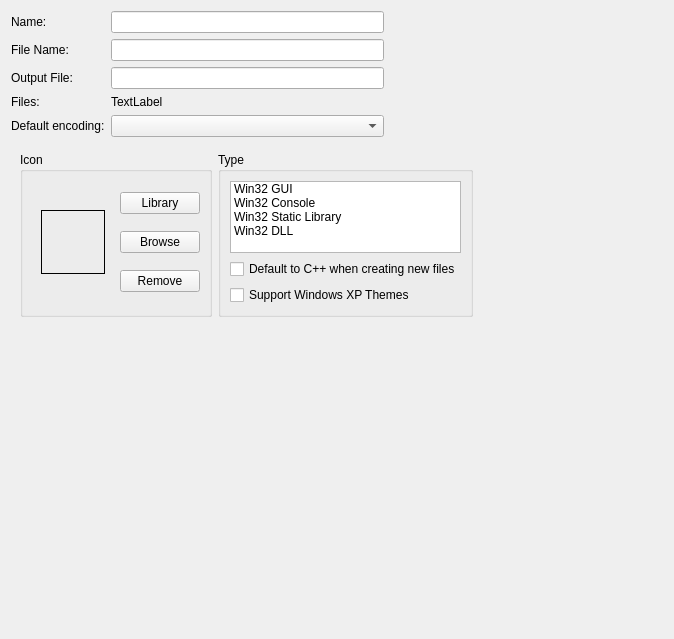
Above: RedPandaIDE/settingsdialog/projectgeneralwidget.ui from royqh1979/RedPanda-CPP before the change. Below: the same form after it.
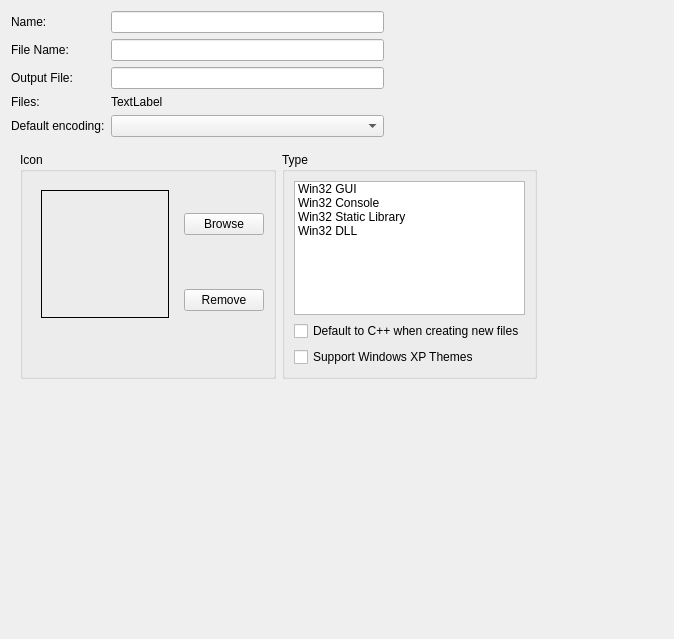
That is the form after the change. Icons and pictures are not drawn.

Commit message: work save:   - fix: left panel size not correctly saved   - fix: cant run programs not statically linked   - project files option widget

Patch:
```diff
--- a/RedPandaIDE/settingsdialog/projectgeneralwidget.ui
+++ b/RedPandaIDE/settingsdialog/projectgeneralwidget.ui
@@ -97,30 +97,7 @@
          <string>Icon</string>
         </property>
         <layout class="QGridLayout" name="gridLayout_2">
-         <item row="2" column="1">
-          <widget class="QPushButton" name="btnRemove">
-           <property name="text">
-            <string>Remove</string>
-           </property>
-           <property name="icon">
-            <iconset resource="../icons.qrc">
-             <normaloff>:/icons/images/newlook24/011-clrhist.png</normaloff>:/icons/images/newlook24/011-clrhist.png</iconset>
-           </property>
-          </widget>
-         </item>
-         <item row="0" column="1">
-          <widget class="QPushButton" name="btnLibrary">
-           <property name="text">
-            <string>Library</string>
-           </property>
-           <property name="icon">
-            <iconset>
-             <normalon>:/icons/images/newlook24/005-arricon.png</normalon>
-            </iconset>
-           </property>
-          </widget>
-         </item>
-         <item row="0" column="0" rowspan="3">
+         <item row="0" column="0" rowspan="2">
           <widget class="QWidget" name="widget" native="true">
            <layout class="QVBoxLayout" name="verticalLayout_2">
             <item>
@@ -140,12 +117,12 @@
              <widget class="QLabel" name="lblICon">
               <property name="minimumSize">
                <size>
-                <width>64</width>
-                <height>64</height>
+                <width>128</width>
+                <height>128</height>
                </size>
               </property>
               <property name="frameShape">
-               <enum>QFrame::Panel</enum>
+               <enum>QFrame::Box</enum>
               </property>
               <property name="text">
                <string/>
@@ -169,6 +146,17 @@
           </widget>
          </item>
          <item row="1" column="1">
+          <widget class="QPushButton" name="btnRemove">
+           <property name="text">
+            <string>Remove</string>
+           </property>
+           <property name="icon">
+            <iconset resource="../icons.qrc">
+             <normaloff>:/icons/images/newlook24/011-clrhist.png</normaloff>:/icons/images/newlook24/011-clrhist.png</iconset>
+           </property>
+          </widget>
+         </item>
+         <item row="0" column="1">
           <widget class="QPushButton" name="btnBrowse">
            <property name="text">
             <string>Browse</string>
@@ -180,6 +168,19 @@
            </property>
           </widget>
          </item>
+         <item row="2" column="1">
+          <spacer name="verticalSpacer_4">
+           <property name="orientation">
+            <enum>Qt::Vertical</enum>
+           </property>
+           <property name="sizeHint" stdset="0">
+            <size>
+             <width>20</width>
+             <height>40</height>
+            </size>
+           </property>
+          </spacer>
+         </item>
         </layout>
        </widget>
       </item>
```
Left out of the diff: 3 changed lines with no effect on the pictures. The commit also changes 13 other files.
